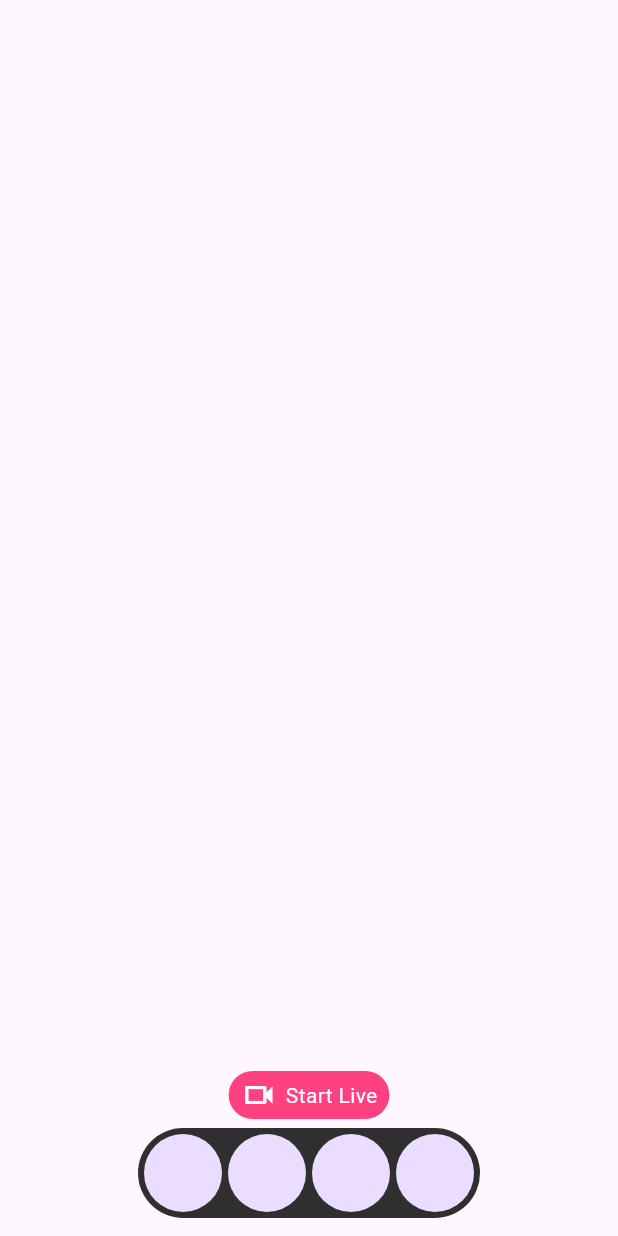
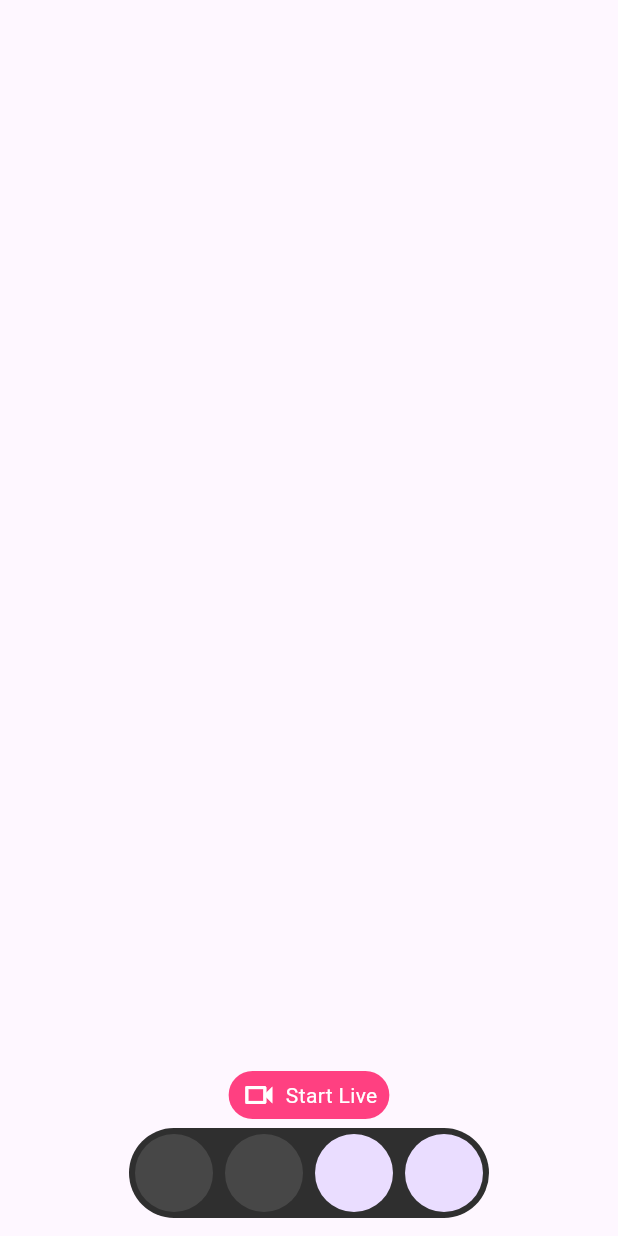
Before and after one commit to JAICHANGPARK/flutter_notebook_chapter_43, a Flutter app: the AiVideoHomePage screen opened directly, on a phone screen of 412 x 824 dp. Run offline on Flutter 3.47's test engine with Material 3 defaults, Android fonts, the phone set to English and light mode, and no system bars; our stand-ins replace gap, hugeicons, percent_indicator.

Commit message:
Update ai_video_home_page.dart

```diff
--- a/lib/ep2181_ai_video_chat_app/ui/ai_video_home_page.dart
+++ b/lib/ep2181_ai_video_chat_app/ui/ai_video_home_page.dart
@@ -58,13 +58,15 @@ class _AiVideoHomePageState extends State<AiVideoHomePage> {
                     padding: EdgeInsets.all(4),
                     child: Row(
                       mainAxisSize: MainAxisSize.min,
-                      spacing: 4,
+                      spacing: 8,
                       children: [
                         CircleAvatar(
                           radius: 26,
+                          backgroundColor: Color.fromRGBO(71, 71, 71, 1),
                         ),
                         CircleAvatar(
                           radius: 26,
+                          backgroundColor: Color.fromRGBO(71, 71, 71, 1),
                         ),
                         CircleAvatar(
                           radius: 26,
```
